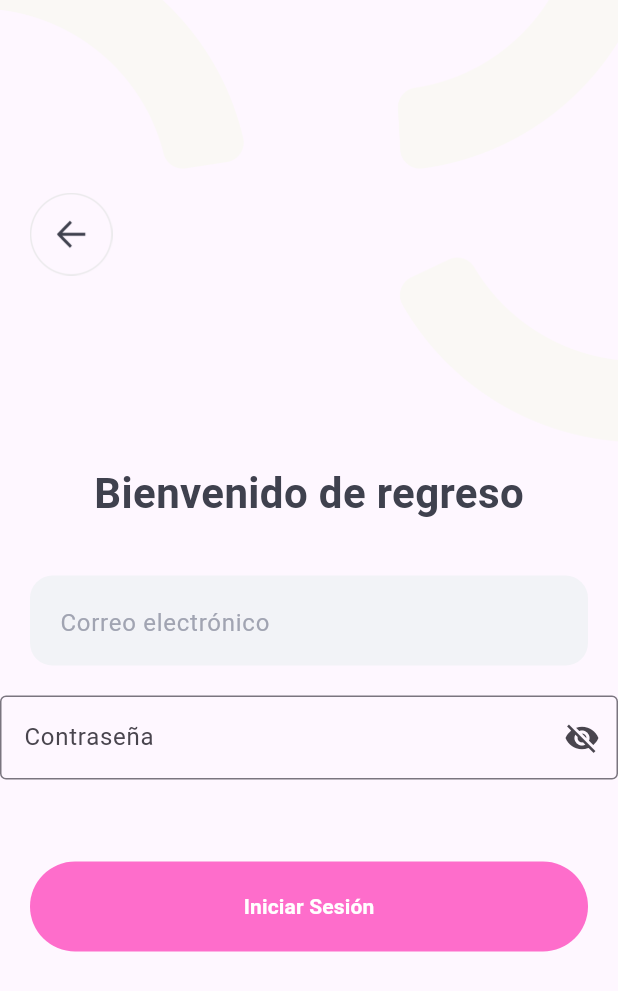
After one commit to MiroslavaMoh/donut_app_2b_moheno, a Flutter app: the screen it shows after launch, after a tap on "Iniciar sesion", on a phone screen of 412 x 824 dp. The commit adds this screen. Shown: the top 991 px of the screen. Run offline on Flutter 3.47's test engine with Material 3 defaults, Android fonts, the light colour scheme and no system bars; our stand-ins replace firebase_auth, firebase_core, google_sign_in, shared_preferences; missing offline and left inert: flutter_facebook_auth; accounts and stored records are empty; network calls fail.

Commit message:
feat:integrate Flutter login with Spring API and fetch products

```diff
--- a/lib/main.dart
+++ b/lib/main.dart
@@ -31,6 +31,7 @@ class MyApp extends StatelessWidget {
         useMaterial3: true,
       ),
       home: const StartUpScreen(),
+      //home: const LoginPage(),
     );
   }
 }
--- a/lib/models/category.dart
+++ b/lib/models/category.dart
@@ -3,6 +3,9 @@ class Category {
   final String name;
 
   Category(this.id, this.name);
+
+
+
 }
 
 final List<Category> categories = [
@@ -14,4 +17,5 @@ final List<Category> categories = [
   Category(6, 'Licores'),
   Category(7, 'Cuidado personal'),
   Category(8, 'Despensa'),
+
 ];
--- /dev/null
+++ b/lib/screen/login/login_auth.dart
@@ -0,0 +1,208 @@
+import 'dart:convert';
+import 'package:flutter/material.dart';
+import 'package:flutter/services.dart';
+import 'package:http/http.dart' as http;
+import 'package:shared_preferences/shared_preferences.dart';
+
+// Widgets
+import 'package:donut_app_2b_moheno/common/color_extension.dart';
+import 'package:donut_app_2b_moheno/common_widget/round_button.dart';
+import 'package:donut_app_2b_moheno/common_widget/round_text_field.dart';
+
+// Screens
+import 'package:donut_app_2b_moheno/pages/supermarket_page.dart';
+
+class LoginAuthScreen extends StatefulWidget {
+  const LoginAuthScreen({super.key});
+
+  @override
+  State<LoginAuthScreen> createState() => _LoginAuthScreenState();
+}
+
+class _LoginAuthScreenState extends State<LoginAuthScreen> {
+  final TextEditingController _emailController = TextEditingController();
+  final TextEditingController _passwordController = TextEditingController();
+  bool _isLoading = false;
+  String? _errorMessage;
+
+  @override
+  void initState() {
+    super.initState();
+    SystemChrome.setEnabledSystemUIMode(SystemUiMode.leanBack);
+  }
+
+  Future<void> _handleLogin() async {
+    setState(() {
+      _isLoading = true;
+      _errorMessage = null;
+    });
+
+    final String email = _emailController.text.trim();
+    final String password = _passwordController.text;
+
+    final url = Uri.parse('http://192.168.1.88:8080/market-app/api/auth/login');
+
+
+    try {
+      final response = await http.post(
+        url,
+        headers: {'Content-Type': 'application/json'},
+        body: jsonEncode({'correo': email, 'contrasena': password}),
+      );
+
+      if (response.statusCode == 200) {
+        final body = jsonDecode(response.body);
+        final token = body['token'];
+
+        print("TOKEN OBTENIDO: $token");
+
+        final prefs = await SharedPreferences.getInstance();
+        await prefs.setString('jwt_token', token);
+
+
+        Navigator.pushReplacement(
+          context,
+          MaterialPageRoute(builder: (context) => const SuperMarketPage()),
+        );
+      } else {
+        _showErrorDialog('Credenciales inválidas o error del servidor.');
+      }
+    } catch (e) {
+      ScaffoldMessenger.of(context).showSnackBar(
+        SnackBar(content: Text('Error de red: $e')),
+      );
+    } finally {
+      setState(() {
+        _isLoading = false;
+      });
+    }
+  }
+
+  void _showErrorDialog(String message) {
+    showDialog(
+      context: context,
+      builder: (context) => AlertDialog(
+        title: const Text('Error'),
+        content: Text(message),
+        actions: [
+          TextButton(
+            child: const Text('OK'),
+            onPressed: () => Navigator.pop(context),
+          )
+        ],
+      ),
+    );
+  }
+
+  @override
+  Widget build(BuildContext context) {
+    return Scaffold(
+      body: SingleChildScrollView(
+        child: SizedBox(
+          height: MediaQuery.of(context).size.height,
+          child: Column(
+            crossAxisAlignment: CrossAxisAlignment.center,
+            children: [
+              Stack(
+                alignment: Alignment.bottomCenter,
+                children: [
+                  Image.asset(
+                    "lib/icons/icons/login_top.png",
+                    width: double.infinity,
+                    fit: BoxFit.fitWidth,
+                  ),
+                  Column(
+                    children: [
+                      Padding(
+                        padding: const EdgeInsets.symmetric(horizontal: 20),
+                        child: Row(
+                          children: [
+                            InkWell(
+                              onTap: () {
+                                Navigator.pop(context);
+                              },
+                              child: Image.asset(
+                                "lib/icons/icons/back.png",
+                                width: 55,
+                                height: 55,
+                              ),
+                            ),
+                          ],
+                        ),
+                      ),
+                      const SizedBox(height: 125),
+                      Text(
+                        "Bienvenido de regreso",
+                        style: TextStyle(
+                          color: TColor.primaryText,
+                          fontSize: 28,
+                          fontWeight: FontWeight.w700,
+                        ),
+                      ),
+                    ],
+                  ),
+                ],
+              ),
+              const SizedBox(height: 35),
+              RoundTextField(
+                hintText: "Correo electrónico",
+                controller: _emailController,
+              ),
+              const SizedBox(height: 20),
+              PasswordField(controller: _passwordController),
+              const Spacer(),
+              RoundButton(
+                title: _isLoading ? "Cargando..." : "Iniciar Sesión",
+                onPressed: _handleLogin,
+              ),
+              if (_errorMessage != null) ...[
+                const SizedBox(height: 16),
+                Text(
+                  _errorMessage!,
+                  style: const TextStyle(color: Colors.red),
+                ),
+              ],
+              const SizedBox(height: 135),
+              const Spacer(),
+            ],
+          ),
+        ),
+      ),
+    );
+  }
+}
+
+class PasswordField extends StatefulWidget {
+  final TextEditingController controller;
+
+  const PasswordField({super.key, required this.controller});
+
+  @override
+  State<PasswordField> createState() => _PasswordFieldState();
+}
+
+class _PasswordFieldState extends State<PasswordField> {
+  bool _obscureText = true;
+
+  @override
+  Widget build(BuildContext context) {
+    return TextField(
+      controller: widget.controller,
+      obscureText: _obscureText,
+      decoration: InputDecoration(
+        labelText: 'Contraseña',
+        border: const OutlineInputBorder(),
+        suffixIcon: IconButton(
+          icon: Icon(
+            _obscureText ? Icons.visibility_off : Icons.visibility,
+          ),
+          onPressed: () {
+            setState(() {
+              _obscureText = !_obscureText;
+            });
+          },
+        ),
+      ),
+    );
+  }
+}
--- a/lib/screen/login/startup_screen.dart
+++ b/lib/screen/login/startup_screen.dart
@@ -2,12 +2,14 @@ import 'package:donut_app_2b_moheno/pages/home_page.dart';
 import 'package:firebase_auth/firebase_auth.dart';
 import 'package:flutter/material.dart';
 import 'package:flutter/services.dart';
+//widgets
 import 'package:donut_app_2b_moheno/common/color_extension.dart';
 import 'package:donut_app_2b_moheno/common_widget/round_button.dart';
+
+//screen
 import 'package:donut_app_2b_moheno/screen/login/login_screen.dart';
 import 'package:donut_app_2b_moheno/screen/login/sign_up_screen.dart';
-//import 'package:donut_app_2b_moheno/screen/home/welcome_screen.dart';
-//meditationapp\lib\screen\login\login_screen.dart
+import 'package:donut_app_2b_moheno/screen/login/login_auth.dart';
 
 //Página de inicio
 
@@ -84,18 +86,23 @@ class  _StartUpScreenState extends State <StartUpScreen> {
 
             //BTN-Registrarme morado
             RoundButton( //BTN de Common wodgets, recordar importar archivo round_button.dart
-              title:"Registrarme",
+              title:
+              //"Registrarme",
+              "Iniciar sesion",
               onPressed:(){
                 //context.push(const WelcomeScreen());
-                context.push(const SignUpScreen());
+                context.push(const LoginAuthScreen());
               }
             ),
 
+            /*
             //Texto de Iniciar sesión, dos colores 2 elementos
               Row(
                 mainAxisAlignment: MainAxisAlignment.center,
                 children: [
-                  Text("¿Ya tienes una cuenta?",
+                  Text(
+
+                  "¿Ya tienes una cuenta?",
                   textAlign: TextAlign.center,
                   style: TextStyle(
                     color:TColor.secondaryText,
@@ -106,7 +113,8 @@ class  _StartUpScreenState extends State <StartUpScreen> {
 
                   //Conectar el boton para que te envie a login_screen
                   TextButton(onPressed: (){
-                    context.push(const LoginScreen());
+                    //context.push(const LoginScreen());
+                    context.push(const LoginAuthScreen());
                   },
 
                   //const Spacer(),
@@ -122,7 +130,10 @@ class  _StartUpScreenState extends State <StartUpScreen> {
 
                   ),
                 ],
-              ),
+              ), */
+
+
+
             const Spacer(),
           ],
       )
--- a/pubspec.yaml
+++ b/pubspec.yaml
@@ -48,6 +48,9 @@ dependencies:
   web: 1.1.1
   flutter_facebook_auth_platform_interface: 6.1.2
   flutter_facebook_auth_web: ^6.1.2
+
+  #auth token
+  shared_preferences: ^2.5.3
 
 dev_dependencies:
   flutter_test:
```
Also changed, not shown: lib/pages/supermarket_page.dart (+42 -16 lines), lib/services/auth_service.dart (added, +63 -0 lines), lib/services/category_service.dart (added, +29 -0 lines), lib/services/product_service.dart (+57 -9 lines), lib/services/product_service.txt (added, +31 -0 lines), pubspec.lock, 1 other file.
